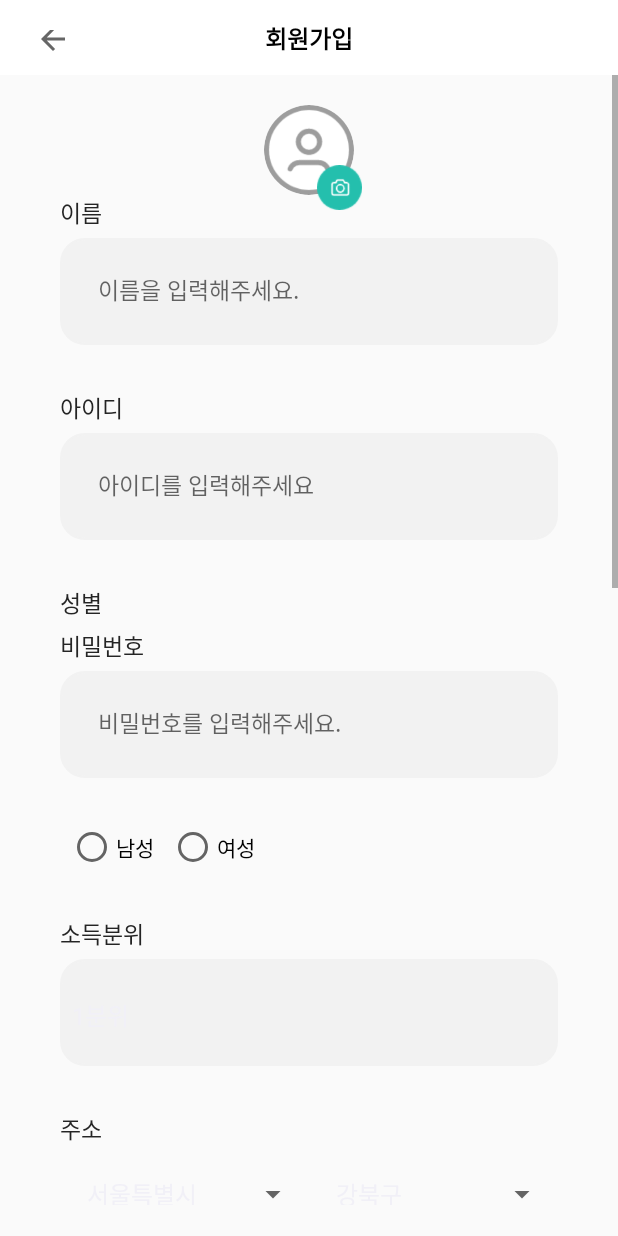
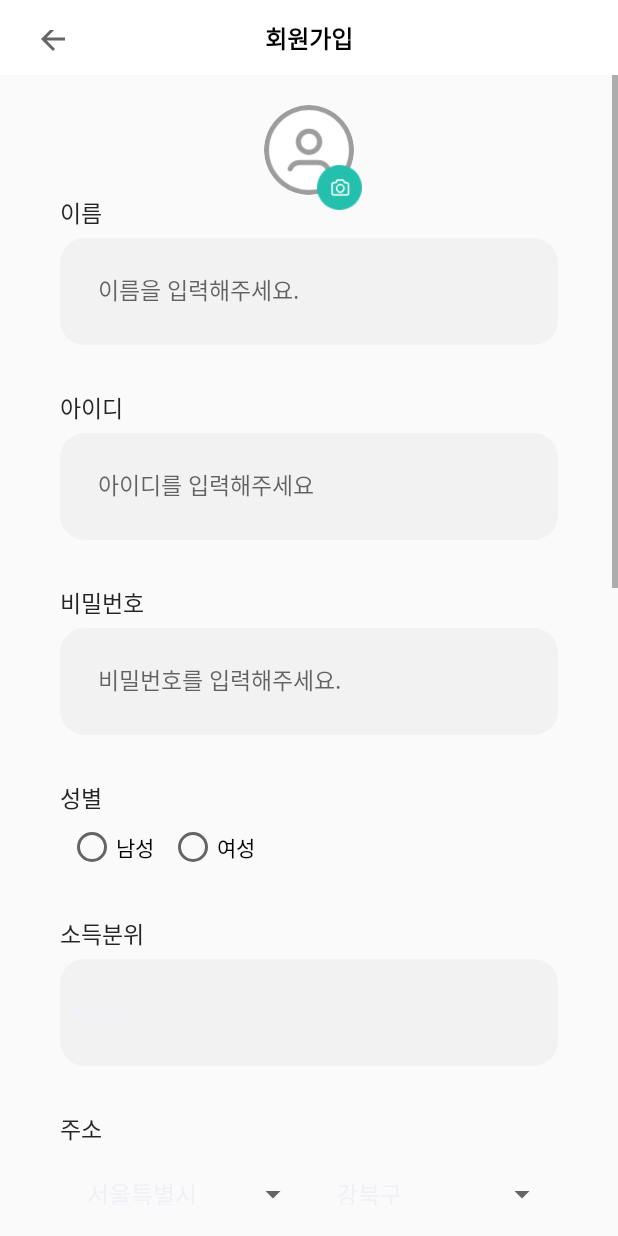
Before and after one commit to 21WelfareForEveryone/WelfareForEveryOne, an Android app: the screen it shows after launch (RegisterActivity), after a tap on "회원가입", on a phone screen of 412 x 824 dp. Run offline under Robolectric (Android 15) with nearby library versions, the phone set to English and light mode, and no system bars; our stand-ins replace Volley; libraries missing offline, so code that uses them is left out: com.makeramen.roundedimageview; network calls fail; 1 other tap on this screen came first.

Commit message:
[FE] Fix/TW-182 : Mobile 환경 디자인 수정

```diff
--- a/client/app/src/main/res/layout/activity_my_profile.xml
+++ b/client/app/src/main/res/layout/activity_my_profile.xml
@@ -81,7 +81,7 @@
         android:textSize="10sp"
         android:textColor="#50242424"
         android:id = "@+id/tv_user_register_text"
-        android:text="2021.10.28 가입"/>
+        android:text=""/>
 
     <Button
         android:contentDescription="내 정보 수정하기 버튼"
--- a/client/app/src/main/res/layout/activity_profile.xml
+++ b/client/app/src/main/res/layout/activity_profile.xml
@@ -184,7 +184,7 @@
                     android:layout_marginLeft="30dp"
                     android:layout_marginRight="30dp"
                     android:layout_marginBottom="5dp"
-                    android:text = "Gender"
+                    android:text = "성별"
                     android:fontFamily="@font/font"
                     android:textStyle="normal"
                     android:textSize="15sp"
@@ -212,7 +212,7 @@
                             android:layout_width="wrap_content"
                             android:layout_height="wrap_content"
                             android:id = "@+id/btn_male"
-                            android:text="Male">
+                            android:text="남자">
                         </RadioButton>
                         <RadioButton
                             android:focusableInTouchMode="true"
@@ -221,7 +221,7 @@
                             android:layout_width="wrap_content"
                             android:layout_height="wrap_content"
                             android:id = "@+id/btn_female"
-                            android:text="Female">
+                            android:text="여자">
                         </RadioButton>
                     </RadioGroup>
                 </LinearLayout>
--- a/client/app/src/main/res/layout/activity_register.xml
+++ b/client/app/src/main/res/layout/activity_register.xml
@@ -147,18 +147,6 @@
                     android:layout_marginLeft="30dp"
                     android:layout_marginRight="30dp"
                     android:layout_marginBottom="5dp"
-                    android:fontFamily="@font/font"
-                    android:text="성별"
-                    android:textColor="#242424"
-                    android:textSize="15sp"
-                    android:textStyle="normal"></TextView>
-
-                <TextView
-                    android:layout_width="match_parent"
-                    android:layout_height="wrap_content"
-                    android:layout_marginLeft="30dp"
-                    android:layout_marginRight="30dp"
-                    android:layout_marginBottom="5dp"
                     android:text = "비밀번호"
                     android:fontFamily="@font/font"
                     android:textStyle="normal"
@@ -192,6 +180,18 @@
                 android:orientation="vertical"
                 android:layout_marginRight="10dp"
                 android:layout_marginLeft = '10dp'>
+
+                <TextView
+                    android:layout_width="match_parent"
+                    android:layout_height="wrap_content"
+                    android:layout_marginLeft="30dp"
+                    android:layout_marginRight="30dp"
+                    android:layout_marginBottom="5dp"
+                    android:fontFamily="@font/font"
+                    android:text="성별"
+                    android:textColor="#242424"
+                    android:textSize="15sp"
+                    android:textStyle="normal"></TextView>
 
                 <LinearLayout
                     android:layout_width="match_parent"
```
